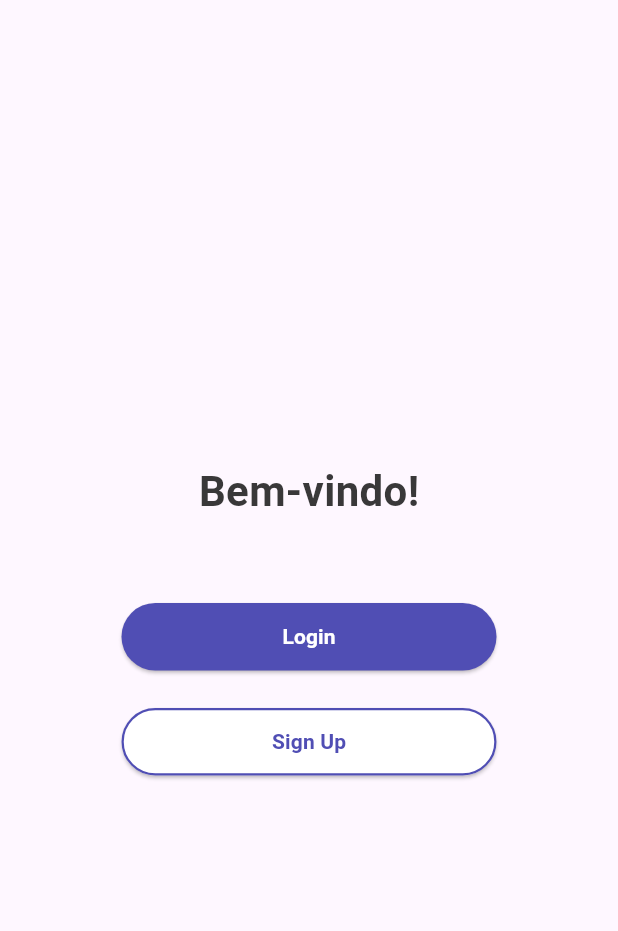
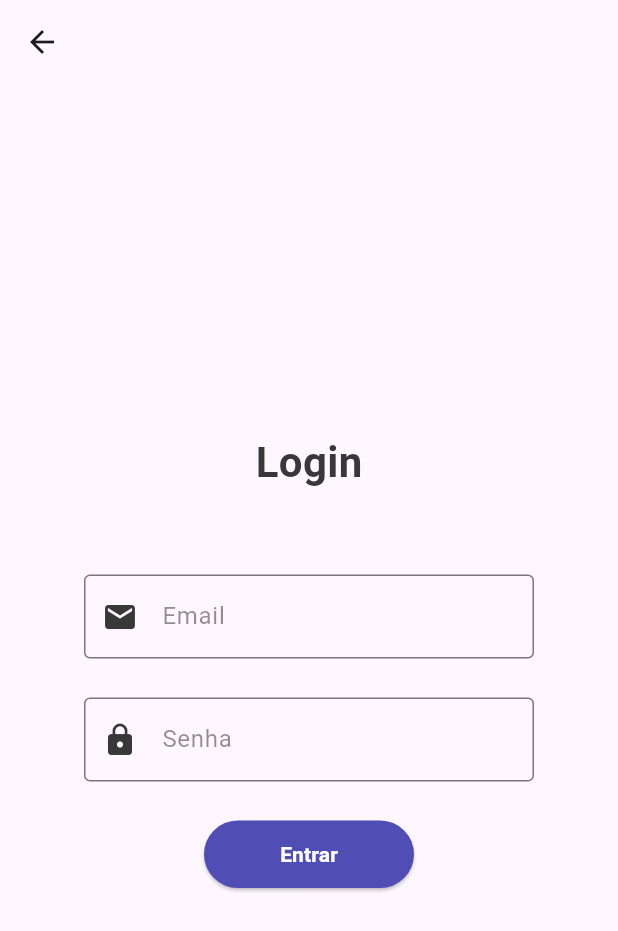
Before and after one commit to LucasMarmittCatarino/Sonho_Saudavel, a Flutter app: the screen it shows after launch, after a tap on "Login", on a phone screen of 412 x 824 dp. Shown: the top 931 px of the screen. Run offline on Flutter 3.47's test engine with Material 3 defaults, Android fonts, the phone set to English and light mode, and no system bars.

Commit message:
feat: new login_screen

```diff
--- a/lib/screens/auth_screen.dart
+++ b/lib/screens/auth_screen.dart
@@ -1,4 +1,5 @@
 import 'package:flutter/material.dart';
+import 'login_screen.dart';
 
 class AuthScreen extends StatelessWidget {
   const AuthScreen({super.key});
@@ -26,7 +27,14 @@
                 width: 250,
                 height: 45,
                 child: ElevatedButton(
-                  onPressed: () {},
+                  onPressed: () {
+                  Navigator.push(
+                    context,
+                    MaterialPageRoute(
+                      builder: (context) => const LoginScreen(),
+                    ),
+                  );
+                },
                   style: ElevatedButton.styleFrom(
                     backgroundColor: const Color(0xFF504EB4),
                   ),
--- /dev/null
+++ b/lib/screens/login_screen.dart
@@ -0,0 +1,94 @@
+import 'package:flutter/material.dart';
+
+class LoginScreen extends StatefulWidget {
+  const LoginScreen({super.key});
+
+  @override
+  _LoginScreenState createState() => _LoginScreenState();
+}
+
+class _LoginScreenState extends State<LoginScreen> {
+  final TextEditingController _emailController = TextEditingController();
+  final TextEditingController _passwordController = TextEditingController();
+
+  @override
+  Widget build(BuildContext context) {
+    return Scaffold(
+      appBar: AppBar(),
+      body: Center(
+        child: Padding(
+          padding: const EdgeInsets.all(16.0),
+
+          child: Column(
+            mainAxisAlignment: MainAxisAlignment.center,
+            children: <Widget>[
+
+              const Text(
+                  'Login',
+                  style: TextStyle(fontSize: 28, fontWeight: FontWeight.bold, color: Color(0xFF393839)),
+              ),
+
+              const SizedBox(height: 55),
+
+              SizedBox(
+                width: 300,
+                child: TextField(
+                  controller: _emailController,
+                  keyboardType: TextInputType.emailAddress,
+                  decoration: const InputDecoration(
+                    labelText: 'Email',
+                    labelStyle: TextStyle(color: Color.fromARGB(143, 57, 56, 57)),
+                    border: OutlineInputBorder(),
+                    prefixIcon: Icon(Icons.email, color: Color(0xFF393839)),
+                  ),
+                ),
+              ),
+
+
+              const SizedBox(height: 26),
+
+              SizedBox(
+                width: 300,
+                child: TextField(
+                  controller: _passwordController,
+                  obscureText: true,
+                  decoration: const InputDecoration(
+                    labelText: 'Senha',
+                    labelStyle: TextStyle(color: Color.fromARGB(143, 57, 56, 57)),
+                    border: OutlineInputBorder(),
+                    prefixIcon: Icon(Icons.lock, color: Color(0xFF393839)),
+                  ),
+                ),
+              ),
+
+              const SizedBox(height: 26),
+
+              SizedBox(
+                width: 140,
+                height: 45,
+                child: ElevatedButton(
+                onPressed: () {},
+                style: ElevatedButton.styleFrom(
+                  backgroundColor: const Color(0xFF504EB4),
+                ),
+                child: const Text(
+                  'Entrar',
+                  style: TextStyle(color: Colors.white, fontWeight: FontWeight.w600),
+                ),
+              ),
+              )
+
+            ],
+          ),
+        ),
+      ),
+    );
+  }
+
+  @override
+  void dispose() {
+    _emailController.dispose();
+    _passwordController.dispose();
+    super.dispose();
+  }
+}
```
